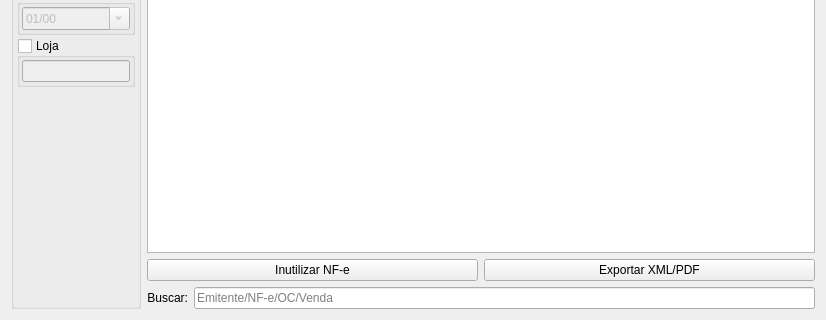
darktorres/ERP-STACCATO, file ui/widgetnfeentrada.ui: the form before one commit; both pictures show x 0 to 826 and y 209 to 529 of the 826 by 529 pixel window.
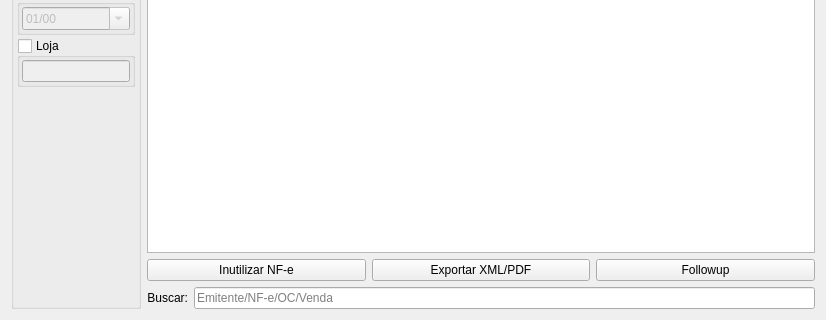
The form after the commit. Custom widgets are drawn as their Qt base class.

Commit message: Followup da NF-e

```diff
--- a/ui/widgetnfeentrada.ui
+++ b/ui/widgetnfeentrada.ui
@@ -55,6 +55,16 @@
        </property>
       </widget>
      </item>
+     <item>
+      <widget class="QPushButton" name="pushButtonFollowup">
+       <property name="enabled">
+        <bool>true</bool>
+       </property>
+       <property name="text">
+        <string>Followup</string>
+       </property>
+      </widget>
+     </item>
     </layout>
    </item>
    <item row="2" column="1">
```
The commit also changes 7 other files.
